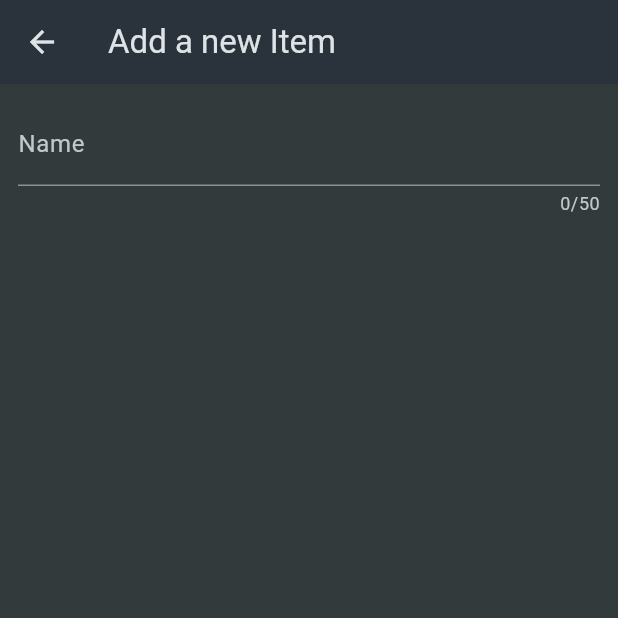
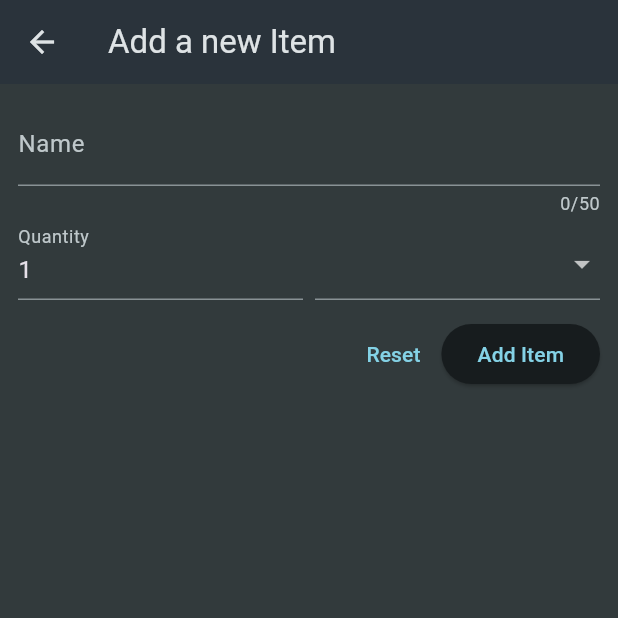
Before and after one commit to Chinez-droid/shopping_list, a Flutter app: the NewItem screen opened directly, on a phone screen of 412 x 824 dp, the top half of it. Run offline on Flutter 3.47's test engine with Material 3 defaults, Android fonts, the phone set to English and light mode, and no system bars.

Commit message:
Validating Inputs

```diff
--- a/lib/widgets/new_item.dart
+++ b/lib/widgets/new_item.dart
@@ -1,4 +1,5 @@
 import 'package:flutter/material.dart';
+import 'package:shopping_list/data/categories.dart';
 
 class NewItem extends StatefulWidget {
   const NewItem({super.key});
@@ -28,8 +29,72 @@ class _NewItemState extends State<NewItem> {
                   label: Text('Name'),
                 ),
                 validator: (value) {
-                  return 'Demo...';
+                  if (value == null ||
+                      value.isEmpty ||
+                      value.trim().length <= 1 ||
+                      value.trim().length > 50) {
+                    return 'Must be between 1 and 50 characters.';
+                  }
+                  return null;
                 },
+              ),
+              Row(
+                crossAxisAlignment: CrossAxisAlignment.end,
+                children: [
+                  Expanded(
+                    child: TextFormField(
+                      decoration: const InputDecoration(
+                        label: Text('Quantity'),
+                      ),
+                      initialValue: '1',
+                      validator: (value) {
+                        if (value == null ||
+                            value.isEmpty ||
+                            int.tryParse(value) == null ||
+                            int.tryParse(value)! <= 0) {
+                          return 'Must be a valid, positive number.';
+                        }
+                        return null;
+                      },
+                    ),
+                  ),
+                  const SizedBox(width: 8),
+                  Expanded(
+                    child: DropdownButtonFormField(items: [
+                      for (final category in categories.entries)
+                        DropdownMenuItem(
+                          value: category.value,
+                          child: Row(
+                            children: [
+                              Container(
+                                width: 16,
+                                height: 16,
+                                color: category.value.color,
+                              ),
+                              const SizedBox(
+                                width: 6,
+                              ),
+                              Text(category.value.title),
+                            ],
+                          ),
+                        ),
+                    ], onChanged: (value) {}),
+                  ),
+                ],
+              ),
+              const SizedBox(
+                height: 12,
+              ),
+              Row(
+                mainAxisAlignment: MainAxisAlignment.end,
+                children: [
+                  TextButton(
+                    onPressed: () {},
+                    child: const Text('Reset'),
+                  ),
+                  ElevatedButton(
+                      onPressed: () {}, child: const Text('Add Item'))
+                ],
               ),
             ],
           ),
```
